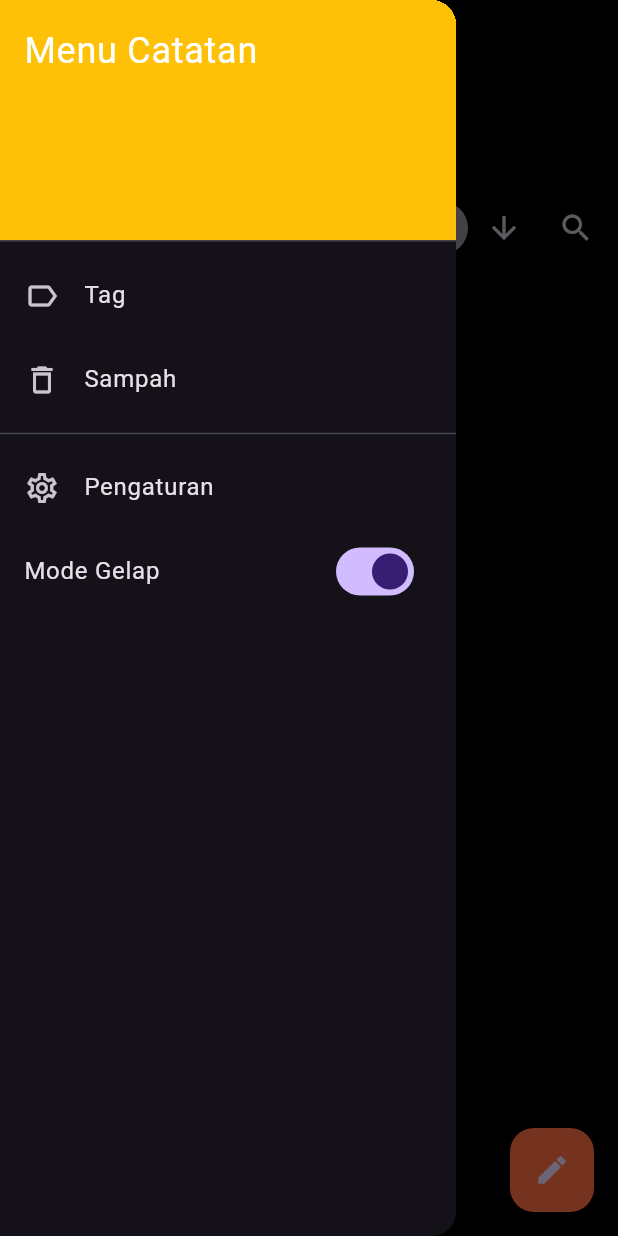
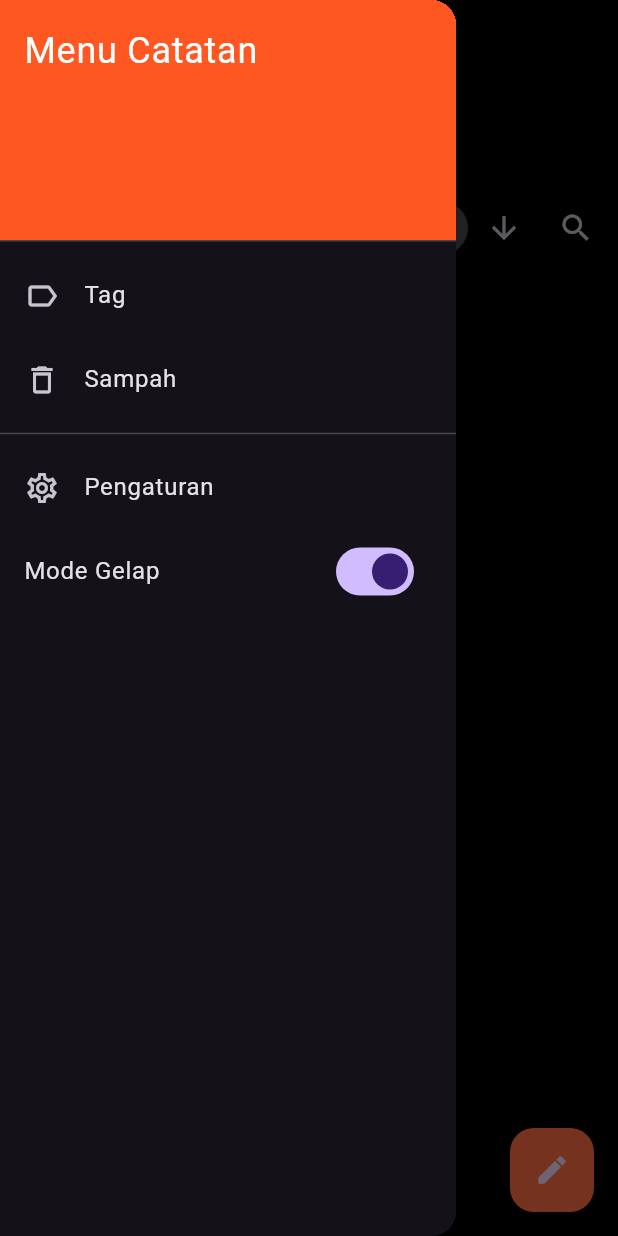
Before and after one commit to joshua825230159-code/memoir, a Flutter app: the screen it shows after launch, in the side drawer, after a tap on the "menu" icon, on a phone screen of 412 x 824 dp. Run offline on Flutter 3.47's test engine with Material 3 defaults, Android fonts, the phone set to English and light mode, and no system bars; our stand-ins replace equatable.

Commit message:
update : - Tambah fitur Pin - Icon & Dropdown filter fix - Fitur Save Note

```diff
--- /dev/null
+++ b/devtools_options.yaml
@@ -0,0 +1,3 @@
+description: This file stores settings for Dart & Flutter DevTools.
+documentation: https://docs.flutter.dev/tools/devtools/extensions#configure-extension-enablement-states
+extensions:
--- a/lib/models/note.dart
+++ b/lib/models/note.dart
@@ -1,15 +1,53 @@
-class Note {
-  String title;
-  String content;
-  DateTime timestamp; // last modified
-  DateTime createdAt; // created time
-  Set<String> tags;
+import 'package:equatable/equatable.dart';
+import 'package:json_annotation/json_annotation.dart';
+import 'package:uuid/uuid.dart';
+
+part 'note.g.dart';
+
+@JsonSerializable()
+class Note extends Equatable {
+  final String id;
+  final String title;
+  final String content;
+  final DateTime timestamp;
+  final DateTime createdAt;
+  final Set<String> tags;
+  final bool isPinned;
 
   Note({
+    String? id,
     required this.title,
     required this.content,
     required this.timestamp,
     required this.createdAt,
     required this.tags,
-  });
+    this.isPinned = false,
+  }) : id = id ?? const Uuid().v4();
+
+  Note copyWith({
+    String? id,
+    String? title,
+    String? content,
+    DateTime? timestamp,
+    DateTime? createdAt,
+    Set<String>? tags,
+    bool? isPinned,
+  }) {
+    return Note(
+      id: id ?? this.id,
+      title: title ?? this.title,
+      content: content ?? this.content,
+      timestamp: timestamp ?? this.timestamp,
+      createdAt: createdAt ?? this.createdAt,
+      tags: tags ?? this.tags,
+      isPinned: isPinned ?? this.isPinned,
+    );
+  }
+
+  factory Note.fromJson(Map<String, dynamic> json) => _$NoteFromJson(json);
+
+  Map<String, dynamic> toJson() => _$NoteToJson(this);
+
+  @override
+  List<Object?> get props => [id, title, content, timestamp, createdAt, tags, isPinned];
 }
--- a/lib/screens/note_list_screen.dart
+++ b/lib/screens/note_list_screen.dart
@@ -2,6 +2,7 @@ import 'package:flutter/material.dart';
 import 'package:provider/provider.dart';
 import '../models/note.dart';
 import '../providers/theme_provider.dart';
+import '../services/note_storage_service.dart';
 import 'note_edit_screen.dart';
 import 'tag_filter_screen.dart';
 import 'trash_screen.dart';
@@ -9,13 +10,17 @@ import 'trash_screen.dart';
 enum SortBy { dateModified, dateCreated, title }
 
 class NoteListScreen extends StatefulWidget {
+  const NoteListScreen({super.key});
+
   @override
   _NoteListScreenState createState() => _NoteListScreenState();
 }
 
 class _NoteListScreenState extends State<NoteListScreen> {
-  final List<Note> notes = [];
-  final List<Note> _deletedNotes = [];
+  List<Note> notes = [];
+  List<Note> _deletedNotes = [];
+  final _storage = NoteStorageService();
+  bool _isLoading = true;
 
   SortBy _currentSortBy = SortBy.dateModified;
   bool _isAscending = false;
@@ -31,12 +36,25 @@ class _NoteListScreenState extends State<NoteListScreen> {
   @override
   void initState() {
     super.initState();
+    _loadNotes();
     _searchController.addListener(() {
       setState(() {
         _searchQuery = _searchController.text;
       });
     });
+  }
+
+  Future<void> _loadNotes() async {
+    final loadedNotes = await _storage.readNotes();
+    setState(() {
+      notes = loadedNotes;
+      _isLoading = false;
+    });
     _applySort();
+  }
+
+  Future<void> _saveNotes() async {
+    await _storage.writeNotes(notes);
   }
 
   @override
@@ -68,18 +86,26 @@ class _NoteListScreenState extends State<NoteListScreen> {
   }
 
   void _applySort() {
-    setState(() {
+    final unsortedNotes = List<Note>.from(notes);
+    final pinnedNotes = unsortedNotes.where((note) => note.isPinned).toList();
+    final unpinnedNotes = unsortedNotes.where((note) => !note.isPinned).toList();
+
+    pinnedNotes.sort((a, b) => b.timestamp.compareTo(a.timestamp));
+
     if (_currentSortBy == SortBy.dateModified) {
-        notes.sort((a, b) =>
+      unpinnedNotes.sort((a, b) =>
       _isAscending ? a.timestamp.compareTo(b.timestamp) : b.timestamp.compareTo(a.timestamp));
     } else if (_currentSortBy == SortBy.dateCreated) {
-        notes.sort((a, b) =>
+      unpinnedNotes.sort((a, b) =>
       _isAscending ? a.createdAt.compareTo(b.createdAt) : b.createdAt.compareTo(a.createdAt));
     } else {
-        notes.sort((a, b) => _isAscending
+      unpinnedNotes.sort((a, b) => _isAscending
           ? a.title.toLowerCase().compareTo(b.title.toLowerCase())
           : b.title.toLowerCase().compareTo(a.title.toLowerCase()));
     }
+
+    setState(() {
+      notes = [...pinnedNotes, ...unpinnedNotes];
     });
   }
 
@@ -145,18 +171,33 @@ class _NoteListScreenState extends State<NoteListScreen> {
         ..removeCurrentSnackBar()
         ..showSnackBar(SnackBar(content: Text("$count catatan dipindahkan ke sampah")));
     });
+    _saveNotes();
+  }
+
+  bool _isPinLimitReached() {
+    return notes.where((n) => n.isPinned).length >= 3;
   }
 
   void _addNote() async {
     final newNote = await Navigator.push<Note>(
       context,
-      MaterialPageRoute(builder: (context) => NoteEditScreen()),
+      MaterialPageRoute(builder: (context) => const NoteEditScreen()),
     );
     if (newNote != null) {
+      if (newNote.isPinned && _isPinLimitReached()) {
+        ScaffoldMessenger.of(context)
+          ..removeCurrentSnackBar()
+          ..showSnackBar(const SnackBar(content: Text("Batas pin tercapai (maks 3). Catatan disimpan tanpa pin.")));
+        setState(() {
+          notes.insert(0, newNote.copyWith(isPinned: false));
+        });
+      } else {
         setState(() {
           notes.insert(0, newNote);
         });
+      }
       _applySort();
+      _saveNotes();
     }
   }
 
@@ -173,13 +214,27 @@ class _NoteListScreenState extends State<NoteListScreen> {
         });
         ScaffoldMessenger.of(context)
           ..removeCurrentSnackBar()
-          ..showSnackBar(SnackBar(content: Text("Catatan dipindahkan ke sampah")));
+          ..showSnackBar(const SnackBar(content: Text("Catatan dipindahkan ke sampah")));
+        _saveNotes();
       } else if (result is Note) {
+        final bool isPinningNewItem = result.isPinned && !note.isPinned;
+        if (isPinningNewItem && _isPinLimitReached()) {
+          ScaffoldMessenger.of(context)
+            ..removeCurrentSnackBar()
+            ..showSnackBar(const SnackBar(content: Text("Batas pin tercapai (maks 3). Perubahan disimpan tanpa pin.")));
+
           setState(() {
-          final index = notes.indexOf(note);
+            final index = notes.indexWhere((n) => n.id == result.id);
+            if (index != -1) notes[index] = result.copyWith(isPinned: false);
+          });
+        } else {
+          setState(() {
+            final index = notes.indexWhere((n) => n.id == result.id);
             if (index != -1) notes[index] = result;
           });
+        }
         _applySort();
+        _saveNotes();
       }
     }
   }
@@ -210,6 +265,7 @@ class _NoteListScreenState extends State<NoteListScreen> {
     );
 
     if (result != null) {
+      bool dataChanged = false;
       setState(() {
         final List<Note> restoredNotes = result['restored'] ?? [];
         final List<Note> permanentlyDeletedNotes = result['deletedPermanently'] ?? [];
@@ -219,21 +275,26 @@ class _NoteListScreenState extends State<NoteListScreen> {
           _deletedNotes.clear();
           ScaffoldMessenger.of(context)
             ..removeCurrentSnackBar()
-            ..showSnackBar(SnackBar(content: Text("Sampah dikosongkan")));
+            ..showSnackBar(const SnackBar(content: Text("Sampah dikosongkan")));
         } else if (restoredNotes.isNotEmpty) {
           notes.addAll(restoredNotes);
           _deletedNotes.removeWhere((note) => restoredNotes.contains(note));
           ScaffoldMessenger.of(context)
             ..removeCurrentSnackBar()
             ..showSnackBar(SnackBar(content: Text("${restoredNotes.length} catatan dipulihkan")));
+          dataChanged = true;
         } else if (permanentlyDeletedNotes.isNotEmpty) {
           _deletedNotes.removeWhere((note) => permanentlyDeletedNotes.contains(note));
           ScaffoldMessenger.of(context)
             ..removeCurrentSnackBar()
             ..showSnackBar(SnackBar(content: Text("${permanentlyDeletedNotes.length} catatan dihapus permanen")));
         }
+      });
+
+      if (dataChanged) {
         _applySort();
-      });
+        _saveNotes();
+      }
     }
   }
 
@@ -254,6 +315,12 @@ class _NoteListScreenState extends State<NoteListScreen> {
     final themeProvider = Provider.of<ThemeProvider>(context);
     final currentNotes = _filteredNotes;
 
+    if (_isLoading) {
+      return const Scaffold(
+        body: Center(child: CircularProgressIndicator()),
+      );
+    }
+
     return Scaffold(
       drawer: Drawer(
         backgroundColor: Theme.of(context).cardColor,
@@ -262,26 +329,26 @@ class _NoteListScreenState extends State<NoteListScreen> {
           children: [
             DrawerHeader(
               decoration: BoxDecoration(color: Theme.of(context).primaryColor),
-              child: Text('Menu Catatan', style: TextStyle(color: Colors.white, fontSize: 24)),
+              child: const Text('Menu Catatan', style: TextStyle(color: Colors.white, fontSize: 24)),
             ),
             ListTile(
-              leading: Icon(Icons.label_outline),
-              title: Text('Tag'),
+              leading: const Icon(Icons.label_outline),
+              title: const Text('Tag'),
               onTap: _openTagFilter,
             ),
             ListTile(
-              leading: Icon(Icons.delete_outline),
-              title: Text('Sampah'),
+              leading: const Icon(Icons.delete_outline),
+              title: const Text('Sampah'),
               onTap: _openTrashScreen,
             ),
-            Divider(),
+            const Divider(),
             ListTile(
-              leading: Icon(Icons.settings_outlined),
-              title: Text('Pengaturan'),
+              leading: const Icon(Icons.settings_outlined),
+              title: const Text('Pengaturan'),
               onTap: () => Navigator.pop(context),
             ),
             ListTile(
-              title: Text('Mode Gelap'),
+              title: const Text('Mode Gelap'),
               trailing: Switch.adaptive(
                 value: themeProvider.isDarkMode,
                 onChanged: (val) => themeProvider.toggleTheme(val),
@@ -292,7 +359,7 @@ class _NoteListScreenState extends State<NoteListScreen> {
       ),
       floatingActionButton: (_isSelectionMode || _isSearching) ? null : FloatingActionButton(
         onPressed: _addNote,
-        child: Icon(Icons.edit),
+        child: const Icon(Icons.edit),
       ),
       body: SafeArea(
         child: _isSelectionMode ? _buildSelectionMode(currentNotes) : _buildDefaultLayout(currentNotes),
@@ -305,9 +372,9 @@ class _NoteListScreenState extends State<NoteListScreen> {
       padding: const EdgeInsets.symmetric(horizontal: 16),
       child: Column(
         children: [
-          SizedBox(height: 20),
+          const SizedBox(height: 20),
           _buildSelectionAppBar(),
-          SizedBox(height: 10),
+          const SizedBox(height: 10),
           Expanded(
             child: ListView.builder(
               itemCount: currentNotes.length,
@@ -336,7 +403,7 @@ class _NoteListScreenState extends State<NoteListScreen> {
           pinned: true,
           floating: true,
           flexibleSpace: FlexibleSpaceBar(
-            title: Text('Semua catatan', style: TextStyle(fontWeight: FontWeight.bold, fontSize: 16)),
+            title: const Text('Semua catatan', style: TextStyle(fontWeight: FontWeight.bold, fontSize: 16)),
             background: Padding(
               padding: const EdgeInsets.only(left: 16, right: 16, bottom: 65),
               child: Column(
@@ -344,17 +411,17 @@ class _NoteListScreenState extends State<NoteListScreen> {
                 crossAxisAlignment: CrossAxisAlignment.start,
                 children: [
                   Text('Semua catatan', style: TextStyle(fontSize: 32, fontWeight: FontWeight.bold, color: onBg)),
-                  SizedBox(height: 4),
+                  const SizedBox(height: 4),
                   Text(_isSearching ? '${currentNotes.length} hasil ditemukan' : '${currentNotes.length} catatan', style: TextStyle(fontSize: 16, color: secTextColor)),
                 ],
               ),
             ),
           ),
           bottom: PreferredSize(
-            preferredSize: Size.fromHeight(56),
+            preferredSize: const Size.fromHeight(56),
             child: Container(
               color: Theme.of(context).scaffoldBackgroundColor,
-              padding: EdgeInsets.symmetric(horizontal: 4),
+              padding: const EdgeInsets.symmetric(horizontal: 4),
               child: _isSearching ? _buildSearchBar(secTextColor, onBg) : _buildNormalAppBar(secTextColor),
             ),
           ),
@@ -384,7 +451,7 @@ class _NoteListScreenState extends State<NoteListScreen> {
             ),
           ),
         SliverPadding(
-          padding: EdgeInsets.symmetric(horizontal: 16),
+          padding: const EdgeInsets.symmetric(horizontal: 16),
           sliver: SliverList(
             delegate: SliverChildBuilderDelegate(
                   (context, index) => _buildNoteTile(currentNotes[index], false),
@@ -401,22 +468,22 @@ class _NoteListScreenState extends State<NoteListScreen> {
       children: [
         Builder(
           builder: (context) => IconButton(
-            icon: Icon(Icons.menu),
+            icon: const Icon(Icons.menu),
             onPressed: () => Scaffold.of(context).openDrawer(),
           ),
         ),
-        Spacer(),
+        const Spacer(),
         PopupMenuButton<SortBy>(
           onSelected: _onSortCriteriaChanged,
           itemBuilder: (_) => [
-            PopupMenuItem(value: SortBy.dateModified, child: Text('Tanggal diubah')),
-            PopupMenuItem(value: SortBy.dateCreated, child: Text('Tanggal dibuat')),
-            PopupMenuItem(value: SortBy.title, child: Text('Judul')),
+            const PopupMenuItem(value: SortBy.dateModified, child: Text('Tanggal diubah')),
+            const PopupMenuItem(value: SortBy.dateCreated, child: Text('Tanggal dibuat')),
+            const PopupMenuItem(value: SortBy.title, child: Text('Judul')),
           ],
           child: Container(
-            padding: EdgeInsets.symmetric(horizontal: 12, vertical: 8),
+            padding: const EdgeInsets.symmetric(horizontal: 12, vertical: 8),
             decoration: BoxDecoration(
-                color: Theme.of(context).dividerColor,
+                color: Theme.of(context).colorScheme.surfaceVariant,
                 borderRadius: BorderRadius.circular(20)
             ),
             child: Row(
@@ -428,9 +495,9 @@ class _NoteListScreenState extends State<NoteListScreen> {
                       : _currentSortBy == SortBy.dateCreated
                       ? 'Tanggal dibuat'
                       : 'Judul',
-                  style: TextStyle(fontWeight: FontWeight.w500),
+                  style: const TextStyle(fontWeight: FontWeight.w500),
                 ),
-                SizedBox(width: 5),
+                const SizedBox(width: 5),
                 Icon(Icons.keyboard_arrow_down, color: secTextColor, size: 20),
               ],
             ),
@@ -441,7 +508,7 @@ class _NoteListScreenState extends State<NoteListScreen> {
           onPressed: _toggleSortDirection,
         ),
         IconButton(
-          icon: Icon(Icons.search),
+          icon: const Icon(Icons.search),
           onPressed: _toggleSearch,
         ),
       ],
@@ -449,10 +516,9 @@ class _NoteListScreenState extends State<NoteListScreen> {
   }
 
   Widget _buildSearchBar(Color secTextColor, Color onBg) {
-    return Expanded(
-      child: Row(
+    return Row(
       children: [
-          IconButton(icon: Icon(Icons.arrow_back), onPressed: _toggleSearch),
+        IconButton(icon: const Icon(Icons.arrow_back), onPressed: _toggleSearch),
         Expanded(
           child: TextField(
             controller: _searchController,
@@ -461,9 +527,8 @@ class _NoteListScreenState extends State<NoteListScreen> {
             style: TextStyle(color: onBg),
           ),
         ),
-          if (_searchQuery.isNotEmpty) IconButton(icon: Icon(Icons.clear), onPressed: () => _searchController.clear()),
+        if (_searchQuery.isNotEmpty) IconButton(icon: const Icon(Icons.clear), onPressed: () => _searchController.clear()),
       ],
-      ),
     );
   }
 
@@ -474,7 +539,7 @@ class _NoteListScreenState extends State<NoteListScreen> {
     return ListTile(
       onTap: () => _isSelectionMode ? _toggleSelection(note) : _editNote(note),
       onLongPress: () => _startSelection(note),
-      contentPadding: EdgeInsets.symmetric(vertical: 8),
+      contentPadding: const EdgeInsets.symmetric(vertical: 8),
       tileColor: isSelected ? primaryColor.withOpacity(0.2) : null,
       shape: RoundedRectangleBorder(borderRadius: BorderRadius.circular(8)),
       leading: _isSelectionMode
@@ -482,10 +547,26 @@ class _NoteListScreenState extends State<NoteListScreen> {
           : Container(
         width: 50,
         height: 50,
-        decoration: BoxDecoration(color: Theme.of(context).dividerColor, borderRadius: BorderRadius.circular(8)),
-        child: Center(child: Icon(Icons.description, color: Colors.grey.shade500)),
+        decoration: BoxDecoration(color: Theme.of(context).colorScheme.surfaceVariant, borderRadius: BorderRadius.circular(8)),
+        child: Icon(Icons.description, color: Theme.of(context).colorScheme.onSurfaceVariant),
       ),
-      title: Text(note.title, style: TextStyle(fontWeight: FontWeight.bold), maxLines: 2, overflow: TextOverflow.ellipsis),
+      title: Row(
+        children: [
+          Expanded(
+            child: Text(
+              note.title,
+              style: const TextStyle(fontWeight: FontWeight.bold),
+              maxLines: 2,
+              overflow: TextOverflow.ellipsis,
+            ),
+          ),
+          if (note.isPinned)
+            Padding(
+              padding: const EdgeInsets.only(left: 8.0),
+              child: Icon(Icons.push_pin, size: 16, color: Theme.of(context).colorScheme.secondary),
+            ),
+        ],
+      ),
       subtitle: Column(
         crossAxisAlignment: CrossAxisAlignment.start,
         children: [
@@ -501,22 +582,22 @@ class _NoteListScreenState extends State<NoteListScreen> {
   }
 
   Widget _buildSelectionAppBar() {
-    return Container(
+    return SizedBox(
       height: 60,
       child: Row(
         mainAxisAlignment: MainAxisAlignment.spaceBetween,
         children: [
           Row(children: [
-            IconButton(icon: Icon(Icons.close), onPressed: _clearSelection),
-            SizedBox(width: 16),
-            Text('${_selectedNotes.length}', style: TextStyle(fontSize: 20, fontWeight: FontWeight.bold)),
+            IconButton(icon: const Icon(Icons.close), onPressed: _clearSelection),
+            const SizedBox(width: 16),
+            Text('${_selectedNotes.length}', style: const TextStyle(fontSize: 20, fontWeight: FontWeight.bold)),
           ]),
           Row(children: [
             TextButton(
               onPressed: _selectAllNotes,
-              child: Text(_selectedNotes.length == _filteredNotes.length ? 'BATALKAN' : 'PILIH SEMUA', style: TextStyle(fontWeight: FontWeight.bold)),
+              child: Text(_selectedNotes.length == _filteredNotes.length ? 'BATALKAN' : 'PILIH SEMUA', style: const TextStyle(fontWeight: FontWeight.bold)),
             ),
-            IconButton(icon: Icon(Icons.delete_outline), onPressed: _selectedNotes.isEmpty ? null : _deleteSelectedNotes),
+            IconButton(icon: const Icon(Icons.delete_outline), onPressed: _selectedNotes.isEmpty ? null : _deleteSelectedNotes),
           ]),
         ],
       ),
--- /dev/null
+++ b/lib/services/note_storage_service.dart
@@ -0,0 +1,38 @@
+import 'dart:convert';
+import 'dart:io';
+import 'package:path_provider/path_provider.dart';
+import '../models/note.dart';
+
+class NoteStorageService {
+  Future<String> get _localPath async {
+    final directory = await getApplicationDocumentsDirectory();
+    return directory.path;
+  }
+
+  Future<File> get _localFile async {
+    final path = await _localPath;
+    return File('$path/notes_data.json');
+  }
+
+  Future<List<Note>> readNotes() async {
+    try {
+      final file = await _localFile;
+      if (!await file.exists()) {
+        return [];
+      }
+
+      final contents = await file.readAsString();
+      final List<dynamic> jsonList = json.decode(contents);
+      return jsonList.map((json) => Note.fromJson(json)).toList();
+    } catch (e) {
+      print("Error reading notes: $e");
+      return [];
+    }
+  }
+
+  Future<File> writeNotes(List<Note> notes) async {
+    final file = await _localFile;
+    final jsonList = notes.map((note) => note.toJson()).toList();
+    return file.writeAsString(json.encode(jsonList));
+  }
+}
--- a/lib/utils/app_themes.dart
+++ b/lib/utils/app_themes.dart
@@ -25,7 +25,7 @@ class AppThemes {
   static final ThemeData darkTheme = ThemeData(
     brightness: Brightness.dark,
     scaffoldBackgroundColor: Colors.black,
-    primaryColor: Colors.amber,
+    primaryColor: Colors.deepOrange,
     appBarTheme: AppBarTheme(
       backgroundColor: Colors.black,
       elevation: 0,
```
Also changed, not shown: lib/screens/note_edit_screen.dart (+17 -2 lines), pubspec.yaml (+7 -3 lines), lib/models/note.g.dart (added), pubspec.lock. Lines whose indentation alone changed are shown as unchanged.
